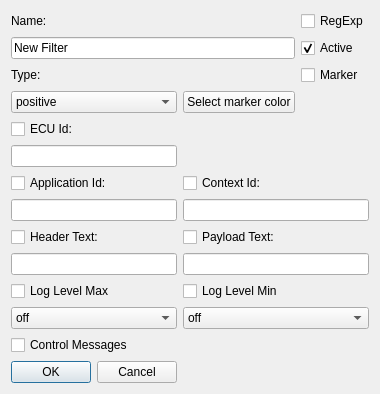
Before: the Qt Designer form src/filterdialog.ui in COVESA/dlt-viewer, drawn with Qt 5.
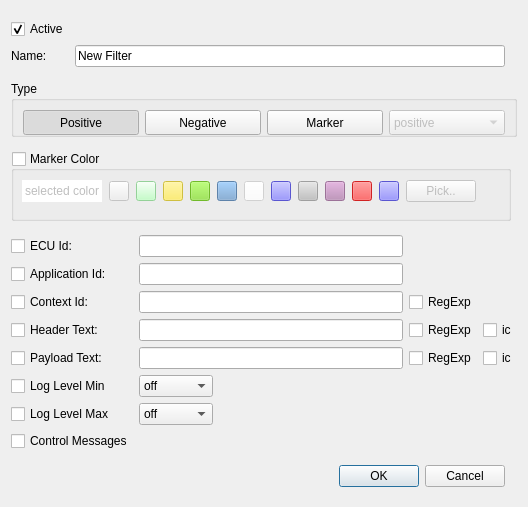
After: the same form once the commit is applied. Icons and pictures are not drawn.

Commit message: Filter (separate regex settings and ignorecase) and Filterdialog redesign replaced icons with open icon library, corrected tooltips

```diff
--- a/src/filterdialog.ui
+++ b/src/filterdialog.ui
@@ -6,8 +6,8 @@
    <rect>
     <x>0</x>
     <y>0</y>
-    <width>345</width>
-    <height>357</height>
+    <width>524</width>
+    <height>507</height>
    </rect>
   </property>
   <property name="windowTitle">
@@ -18,241 +18,7 @@
     <normaloff>:/toolbar/png/edit-cut.png</normaloff>:/toolbar/png/edit-cut.png</iconset>
   </property>
   <layout class="QGridLayout" name="gridLayout">
-   <item row="1" column="2">
-    <widget class="QCheckBox" name="checkBoxActive">
-     <property name="text">
-      <string>Active</string>
-     </property>
-     <property name="checked">
-      <bool>true</bool>
-     </property>
-    </widget>
-   </item>
-   <item row="12" column="1" colspan="2">
-    <widget class="QLineEdit" name="lineEditPayloadText"/>
-   </item>
-   <item row="11" column="1">
-    <widget class="QCheckBox" name="checkBoxPayloadText">
-     <property name="text">
-      <string>Payload Text:</string>
-     </property>
-    </widget>
-   </item>
-   <item row="1" column="0" colspan="2">
-    <widget class="QLineEdit" name="lineEditName">
-     <property name="text">
-      <string>New Filter</string>
-     </property>
-    </widget>
-   </item>
-   <item row="15" column="1">
-    <widget class="QCheckBox" name="checkBoxLogLevelMin">
-     <property name="text">
-      <string>Log Level Min</string>
-     </property>
-    </widget>
-   </item>
-   <item row="3" column="1">
-    <widget class="QPushButton" name="buttonSelectColor">
-     <property name="text">
-      <string>Select marker color</string>
-     </property>
-    </widget>
-   </item>
-   <item row="3" column="2">
-    <widget class="QLabel" name="labelSelectedColor">
-     <property name="autoFillBackground">
-      <bool>true</bool>
-     </property>
-     <property name="text">
-      <string/>
-     </property>
-    </widget>
-   </item>
-   <item row="16" column="1" colspan="2">
-    <widget class="QComboBox" name="comboBoxLogLevelMin">
-     <item>
-      <property name="text">
-       <string>off</string>
-      </property>
-     </item>
-     <item>
-      <property name="text">
-       <string>fatal</string>
-      </property>
-     </item>
-     <item>
-      <property name="text">
-       <string>error</string>
-      </property>
-     </item>
-     <item>
-      <property name="text">
-       <string>warn</string>
-      </property>
-     </item>
-     <item>
-      <property name="text">
-       <string>info</string>
-      </property>
-     </item>
-     <item>
-      <property name="text">
-       <string>debug</string>
-      </property>
-     </item>
-     <item>
-      <property name="text">
-       <string>verbose</string>
-      </property>
-     </item>
-    </widget>
-   </item>
-   <item row="20" column="0">
-    <widget class="QCheckBox" name="checkBoxCtrlMsgs">
-     <property name="text">
-      <string>Control Messages</string>
-     </property>
-    </widget>
-   </item>
-   <item row="8" column="0">
-    <widget class="QLineEdit" name="lineEditApplicationId">
-     <property name="maxLength">
-      <number>4</number>
-     </property>
-    </widget>
-   </item>
-   <item row="7" column="0">
-    <widget class="QCheckBox" name="checkBoxApplicationId">
-     <property name="text">
-      <string>Application Id:</string>
-     </property>
-    </widget>
-   </item>
-   <item row="8" column="1" colspan="2">
-    <widget class="QLineEdit" name="lineEditContextId">
-     <property name="maxLength">
-      <number>4</number>
-     </property>
-    </widget>
-   </item>
-   <item row="3" column="0">
-    <widget class="QComboBox" name="comboBoxType">
-     <item>
-      <property name="text">
-       <string>positive</string>
-      </property>
-     </item>
-     <item>
-      <property name="text">
-       <string>negative</string>
-      </property>
-     </item>
-     <item>
-      <property name="text">
-       <string>marker</string>
-      </property>
-     </item>
-    </widget>
-   </item>
-   <item row="11" column="0">
-    <widget class="QCheckBox" name="checkBoxHeaderText">
-     <property name="text">
-      <string>Header Text:</string>
-     </property>
-    </widget>
-   </item>
-   <item row="7" column="1">
-    <widget class="QCheckBox" name="checkBoxContextId">
-     <property name="text">
-      <string>Context Id:</string>
-     </property>
-    </widget>
-   </item>
-   <item row="12" column="0">
-    <widget class="QLineEdit" name="lineEditHeaderText"/>
-   </item>
-   <item row="0" column="0">
-    <widget class="QLabel" name="label_3">
-     <property name="text">
-      <string>Name:</string>
-     </property>
-    </widget>
-   </item>
-   <item row="6" column="0">
-    <widget class="QLineEdit" name="lineEditEcuId"/>
-   </item>
-   <item row="15" column="0">
-    <widget class="QCheckBox" name="checkBoxLogLevelMax">
-     <property name="text">
-      <string>Log Level Max</string>
-     </property>
-    </widget>
-   </item>
-   <item row="2" column="0">
-    <widget class="QLabel" name="label_2">
-     <property name="text">
-      <string>Type:</string>
-     </property>
-    </widget>
-   </item>
-   <item row="5" column="0">
-    <widget class="QCheckBox" name="checkBoxEcuId">
-     <property name="text">
-      <string>ECU Id:</string>
-     </property>
-    </widget>
-   </item>
-   <item row="0" column="2">
-    <widget class="QCheckBox" name="checkBoxRegexp">
-     <property name="toolTip">
-      <string>Enable this option, to use regular expressions for header and payload text.</string>
-     </property>
-     <property name="text">
-      <string>RegExp</string>
-     </property>
-    </widget>
-   </item>
-   <item row="16" column="0">
-    <widget class="QComboBox" name="comboBoxLogLevelMax">
-     <item>
-      <property name="text">
-       <string>off</string>
-      </property>
-     </item>
-     <item>
-      <property name="text">
-       <string>fatal</string>
-      </property>
-     </item>
-     <item>
-      <property name="text">
-       <string>error</string>
-      </property>
-     </item>
-     <item>
-      <property name="text">
-       <string>warn</string>
-      </property>
-     </item>
-     <item>
-      <property name="text">
-       <string>info</string>
-      </property>
-     </item>
-     <item>
-      <property name="text">
-       <string>debug</string>
-      </property>
-     </item>
-     <item>
-      <property name="text">
-       <string>verbose</string>
-      </property>
-     </item>
-    </widget>
-   </item>
-   <item row="21" column="0">
+   <item row="26" column="0">
     <widget class="QDialogButtonBox" name="buttonBox">
      <property name="orientation">
       <enum>Qt::Horizontal</enum>
@@ -262,11 +28,827 @@
      </property>
     </widget>
    </item>
-   <item row="2" column="2">
-    <widget class="QCheckBox" name="checkBoxMarker">
-     <property name="text">
-      <string>Marker</string>
+   <item row="0" column="0">
+    <layout class="QGridLayout" name="gridLayout_2">
+     <item row="1" column="1">
+      <widget class="QLineEdit" name="lineEditName">
+       <property name="text">
+        <string>New Filter</string>
+       </property>
+      </widget>
+     </item>
+     <item row="1" column="0">
+      <widget class="QLabel" name="label_3">
+       <property name="text">
+        <string>Name:</string>
+       </property>
+      </widget>
+     </item>
+     <item row="0" column="0">
+      <widget class="QCheckBox" name="checkBoxActive">
+       <property name="text">
+        <string>Active</string>
+       </property>
+       <property name="checked">
+        <bool>true</bool>
+       </property>
+      </widget>
+     </item>
+    </layout>
+   </item>
+   <item row="3" column="0" colspan="3">
+    <widget class="QGroupBox" name="groupBox">
+     <property name="maximumSize">
+      <size>
+       <width>16777215</width>
+       <height>56</height>
+      </size>
      </property>
+     <property name="title">
+      <string>Type</string>
+     </property>
+     <layout class="QHBoxLayout" name="horizontalLayout">
+      <item>
+       <widget class="QPushButton" name="pushButton_Positive">
+        <property name="minimumSize">
+         <size>
+          <width>0</width>
+          <height>25</height>
+         </size>
+        </property>
+        <property name="text">
+         <string>Positive</string>
+        </property>
+        <property name="icon">
+         <iconset resource="resource.qrc">
+          <normaloff>:/icons/png/mark_g.png</normaloff>
+          <normalon>:/icons/png/mark.png</normalon>:/icons/png/mark_g.png</iconset>
+        </property>
+        <property name="iconSize">
+         <size>
+          <width>20</width>
+          <height>20</height>
+         </size>
+        </property>
+        <property name="checkable">
+         <bool>true</bool>
+        </property>
+        <property name="checked">
+         <bool>true</bool>
+        </property>
+        <property name="autoExclusive">
+         <bool>true</bool>
+        </property>
+        <property name="default">
+         <bool>false</bool>
+        </property>
+        <attribute name="buttonGroup">
+         <string notr="true">buttonGroup_filterType</string>
+        </attribute>
+       </widget>
+      </item>
+      <item>
+       <widget class="QPushButton" name="pushButton_Negative">
+        <property name="minimumSize">
+         <size>
+          <width>0</width>
+          <height>25</height>
+         </size>
+        </property>
+        <property name="text">
+         <string>Negative</string>
+        </property>
+        <property name="icon">
+         <iconset resource="resource.qrc">
+          <normaloff>:/icons/png/dialog-error-3_g.png</normaloff>
+          <normalon>:/icons/png/dialog-error-3.png</normalon>:/icons/png/dialog-error-3_g.png</iconset>
+        </property>
+        <property name="iconSize">
+         <size>
+          <width>20</width>
+          <height>20</height>
+         </size>
+        </property>
+        <property name="checkable">
+         <bool>true</bool>
+        </property>
+        <property name="autoExclusive">
+         <bool>true</bool>
+        </property>
+        <attribute name="buttonGroup">
+         <string notr="true">buttonGroup_filterType</string>
+        </attribute>
+       </widget>
+      </item>
+      <item>
+       <widget class="QPushButton" name="pushButton_Marker">
+        <property name="minimumSize">
+         <size>
+          <width>0</width>
+          <height>25</height>
+         </size>
+        </property>
+        <property name="text">
+         <string>Marker</string>
+        </property>
+        <property name="icon">
+         <iconset resource="resource.qrc">
+          <normaloff>:/icons/png/colorize-2_g.png</normaloff>
+          <normalon>:/icons/png/colorize-2.png</normalon>:/icons/png/colorize-2_g.png</iconset>
+        </property>
+        <property name="iconSize">
+         <size>
+          <width>20</width>
+          <height>20</height>
+         </size>
+        </property>
+        <property name="checkable">
+         <bool>true</bool>
+        </property>
+        <property name="autoExclusive">
+         <bool>true</bool>
+        </property>
+        <property name="flat">
+         <bool>false</bool>
+        </property>
+        <attribute name="buttonGroup">
+         <string notr="true">buttonGroup_filterType</string>
+        </attribute>
+       </widget>
+      </item>
+      <item>
+       <widget class="QComboBox" name="comboBoxType">
+        <property name="enabled">
+         <bool>false</bool>
+        </property>
+        <property name="minimumSize">
+         <size>
+          <width>0</width>
+          <height>25</height>
+         </size>
+        </property>
+        <item>
+         <property name="text">
+          <string>positive</string>
+         </property>
+        </item>
+        <item>
+         <property name="text">
+          <string>negative</string>
+         </property>
+        </item>
+        <item>
+         <property name="text">
+          <string>marker</string>
+         </property>
+        </item>
+       </widget>
+      </item>
+     </layout>
+    </widget>
+   </item>
+   <item row="7" column="0" colspan="3">
+    <layout class="QGridLayout" name="gridLayout_3">
+     <item row="3" column="1" colspan="2">
+      <widget class="QLineEdit" name="lineEditHeaderText"/>
+     </item>
+     <item row="4" column="1" colspan="2">
+      <widget class="QLineEdit" name="lineEditPayloadText"/>
+     </item>
+     <item row="2" column="3">
+      <widget class="QCheckBox" name="checkBoxRegexp_Context">
+       <property name="toolTip">
+        <string>Enable this option, to use regular expressions for ContextId  text.</string>
+       </property>
+       <property name="text">
+        <string>RegExp</string>
+       </property>
+      </widget>
+     </item>
+     <item row="2" column="1" colspan="2">
+      <widget class="QLineEdit" name="lineEditContextId">
+       <property name="maxLength">
+        <number>40</number>
+       </property>
+      </widget>
+     </item>
+     <item row="3" column="4">
+      <widget class="QCheckBox" name="checkBox_IgnoreCase_Header">
+       <property name="toolTip">
+        <string>Enable this option, to ignore case on header search expression</string>
+       </property>
+       <property name="statusTip">
+        <string/>
+       </property>
+       <property name="text">
+        <string>ic</string>
+       </property>
+      </widget>
+     </item>
+     <item row="7" column="0">
+      <widget class="QCheckBox" name="checkBoxCtrlMsgs">
+       <property name="text">
+        <string>Control Messages</string>
+       </property>
+      </widget>
+     </item>
+     <item row="2" column="0">
+      <widget class="QCheckBox" name="checkBoxContextId">
+       <property name="text">
+        <string>Context Id:</string>
+       </property>
+      </widget>
+     </item>
+     <item row="0" column="0">
+      <widget class="QCheckBox" name="checkBoxEcuId">
+       <property name="text">
+        <string>ECU Id:</string>
+       </property>
+      </widget>
+     </item>
+     <item row="1" column="0">
+      <widget class="QCheckBox" name="checkBoxApplicationId">
+       <property name="text">
+        <string>Application Id:</string>
+       </property>
+      </widget>
+     </item>
+     <item row="3" column="0">
+      <widget class="QCheckBox" name="checkBoxHeaderText">
+       <property name="text">
+        <string>Header Text:</string>
+       </property>
+      </widget>
+     </item>
+     <item row="6" column="1">
+      <widget class="QComboBox" name="comboBoxLogLevelMax">
+       <item>
+        <property name="text">
+         <string>off</string>
+        </property>
+       </item>
+       <item>
+        <property name="text">
+         <string>fatal</string>
+        </property>
+       </item>
+       <item>
+        <property name="text">
+         <string>error</string>
+        </property>
+       </item>
+       <item>
+        <property name="text">
+         <string>warn</string>
+        </property>
+       </item>
+       <item>
+        <property name="text">
+         <string>info</string>
+        </property>
+       </item>
+       <item>
+        <property name="text">
+         <string>debug</string>
+        </property>
+       </item>
+       <item>
+        <property name="text">
+         <string>verbose</string>
+        </property>
+       </item>
+      </widget>
+     </item>
+     <item row="6" column="0">
+      <widget class="QCheckBox" name="checkBoxLogLevelMax">
+       <property name="text">
+        <string>Log Level Max</string>
+       </property>
+      </widget>
+     </item>
+     <item row="5" column="0">
+      <widget class="QCheckBox" name="checkBoxLogLevelMin">
+       <property name="text">
+        <string>Log Level Min</string>
+       </property>
+      </widget>
+     </item>
+     <item row="4" column="0">
+      <widget class="QCheckBox" name="checkBoxPayloadText">
+       <property name="text">
+        <string>Payload Text:</string>
+       </property>
+      </widget>
+     </item>
+     <item row="0" column="1" colspan="2">
+      <widget class="QLineEdit" name="lineEditEcuId"/>
+     </item>
+     <item row="4" column="4">
+      <widget class="QCheckBox" name="checkBox_IgnoreCase_Payload">
+       <property name="toolTip">
+        <string>Enable this option, to ignore case on payload search expression</string>
+       </property>
+       <property name="statusTip">
+        <string/>
+       </property>
+       <property name="text">
+        <string>ic</string>
+       </property>
+      </widget>
+     </item>
+     <item row="3" column="3">
+      <widget class="QCheckBox" name="checkBoxRegexp_Header">
+       <property name="toolTip">
+        <string>Enable this option, to use regular expressions for header  text.</string>
+       </property>
+       <property name="text">
+        <string>RegExp</string>
+       </property>
+      </widget>
+     </item>
+     <item row="4" column="3">
+      <widget class="QCheckBox" name="checkBoxRegexp_Payload">
+       <property name="toolTip">
+        <string>Enable this option, to use regular expressions for payload text.</string>
+       </property>
+       <property name="text">
+        <string>RegExp</string>
+       </property>
+      </widget>
+     </item>
+     <item row="1" column="1" colspan="2">
+      <widget class="QLineEdit" name="lineEditApplicationId">
+       <property name="maxLength">
+        <number>4</number>
+       </property>
+      </widget>
+     </item>
+     <item row="5" column="1">
+      <widget class="QComboBox" name="comboBoxLogLevelMin">
+       <item>
+        <property name="text">
+         <string>off</string>
+        </property>
+       </item>
+       <item>
+        <property name="text">
+         <string>fatal</string>
+        </property>
+       </item>
+       <item>
+        <property name="text">
+         <string>error</string>
+        </property>
+       </item>
+       <item>
+        <property name="text">
+         <string>warn</string>
+        </property>
+       </item>
+       <item>
+        <property name="text">
+         <string>info</string>
+        </property>
+       </item>
+       <item>
+        <property name="text">
+         <string>debug</string>
+        </property>
+       </item>
+       <item>
+        <property name="text">
+         <string>verbose</string>
+        </property>
+       </item>
+      </widget>
+     </item>
+     <item row="5" column="2">
+      <spacer name="horizontalSpacer">
+       <property name="orientation">
+        <enum>Qt::Horizontal</enum>
+       </property>
+       <property name="sizeHint" stdset="0">
+        <size>
+         <width>40</width>
+         <height>20</height>
+        </size>
+       </property>
+      </spacer>
+     </item>
+    </layout>
+   </item>
+   <item row="6" column="0" colspan="2">
+    <widget class="QGroupBox" name="groupBox_marker">
+     <property name="minimumSize">
+      <size>
+       <width>500</width>
+       <height>70</height>
+      </size>
+     </property>
+     <property name="maximumSize">
+      <size>
+       <width>16777215</width>
+       <height>70</height>
+      </size>
+     </property>
+     <property name="title">
+      <string>Marker Color</string>
+     </property>
+     <property name="checkable">
+      <bool>true</bool>
+     </property>
+     <property name="checked">
+      <bool>false</bool>
+     </property>
+     <widget class="QWidget" name="gridLayoutWidget_2">
+      <property name="geometry">
+       <rect>
+        <x>10</x>
+        <y>20</y>
+        <width>461</width>
+        <height>41</height>
+       </rect>
+      </property>
+      <layout class="QGridLayout" name="gridLayout_colors">
+       <item row="0" column="1">
+        <widget class="QPushButton" name="pushButton_c0">
+         <property name="minimumSize">
+          <size>
+           <width>15</width>
+           <height>15</height>
+          </size>
+         </property>
+         <property name="maximumSize">
+          <size>
+           <width>20</width>
+           <height>20</height>
+          </size>
+         </property>
+         <property name="styleSheet">
+          <string notr="true"/>
+         </property>
+         <property name="text">
+          <string/>
+         </property>
+         <property name="flat">
+          <bool>false</bool>
+         </property>
+        </widget>
+       </item>
+       <item row="0" column="2">
+        <widget class="QPushButton" name="pushButton_c1">
+         <property name="minimumSize">
+          <size>
+           <width>15</width>
+           <height>15</height>
+          </size>
+         </property>
+         <property name="maximumSize">
+          <size>
+           <width>20</width>
+           <height>20</height>
+          </size>
+         </property>
+         <property name="styleSheet">
+          <string notr="true">background-color: rgb(180, 255, 185);</string>
+         </property>
+         <property name="text">
+          <string/>
+         </property>
+         <property name="flat">
+          <bool>false</bool>
+         </property>
+        </widget>
+       </item>
+       <item row="0" column="3">
+        <widget class="QPushButton" name="pushButton_c2">
+         <property name="minimumSize">
+          <size>
+           <width>15</width>
+           <height>15</height>
+          </size>
+         </property>
+         <property name="maximumSize">
+          <size>
+           <width>20</width>
+           <height>20</height>
+          </size>
+         </property>
+         <property name="styleSheet">
+          <string notr="true">background-color: rgb(252, 233, 79);
+</string>
+         </property>
+         <property name="text">
+          <string/>
+         </property>
+         <property name="flat">
+          <bool>false</bool>
+         </property>
+        </widget>
+       </item>
+       <item row="0" column="4">
+        <widget class="QPushButton" name="pushButton_c3">
+         <property name="minimumSize">
+          <size>
+           <width>15</width>
+           <height>15</height>
+          </size>
+         </property>
+         <property name="maximumSize">
+          <size>
+           <width>20</width>
+           <height>20</height>
+          </size>
+         </property>
+         <property name="styleSheet">
+          <string notr="true">background-color: rgb(138, 226, 52);</string>
+         </property>
+         <property name="text">
+          <string/>
+         </property>
+         <property name="flat">
+          <bool>false</bool>
+         </property>
+        </widget>
+       </item>
+       <item row="0" column="5">
+        <widget class="QPushButton" name="pushButton_c4">
+         <property name="minimumSize">
+          <size>
+           <width>15</width>
+           <height>15</height>
+          </size>
+         </property>
+         <property name="maximumSize">
+          <size>
+           <width>20</width>
+           <height>20</height>
+          </size>
+         </property>
+         <property name="styleSheet">
+          <string notr="true">background-color: rgb(114, 159, 207);</string>
+         </property>
+         <property name="text">
+          <string/>
+         </property>
+         <property name="flat">
+          <bool>false</bool>
+         </property>
+        </widget>
+       </item>
+       <item row="0" column="6">
+        <widget class="QPushButton" name="pushButton_c5">
+         <property name="minimumSize">
+          <size>
+           <width>15</width>
+           <height>15</height>
+          </size>
+         </property>
+         <property name="maximumSize">
+          <size>
+           <width>20</width>
+           <height>20</height>
+          </size>
+         </property>
+         <property name="styleSheet">
+          <string notr="true">background-color: rgb(255, 255, 255);</string>
+         </property>
+         <property name="text">
+          <string/>
+         </property>
+         <property name="flat">
+          <bool>false</bool>
+         </property>
+        </widget>
+       </item>
+       <item row="0" column="7">
+        <widget class="QPushButton" name="pushButton_c6">
+         <property name="minimumSize">
+          <size>
+           <width>15</width>
+           <height>15</height>
+          </size>
+         </property>
+         <property name="maximumSize">
+          <size>
+           <width>20</width>
+           <height>20</height>
+          </size>
+         </property>
+         <property name="styleSheet">
+          <string notr="true">background-color: rgb(110, 105, 255);</string>
+         </property>
+         <property name="text">
+          <string/>
+         </property>
+         <property name="flat">
+          <bool>false</bool>
+         </property>
+        </widget>
+       </item>
+       <item row="0" column="8">
+        <widget class="QPushButton" name="pushButton_c7">
+         <property name="minimumSize">
+          <size>
+           <width>15</width>
+           <height>15</height>
+          </size>
+         </property>
+         <property name="maximumSize">
+          <size>
+           <width>20</width>
+           <height>20</height>
+          </size>
+         </property>
+         <property name="styleSheet">
+          <string notr="true">background-color: rgb(194, 194, 194);</string>
+         </property>
+         <property name="text">
+          <string/>
+         </property>
+         <property name="flat">
+          <bool>false</bool>
+         </property>
+        </widget>
+       </item>
+       <item row="0" column="9">
+        <widget class="QPushButton" name="pushButton_c8">
+         <property name="minimumSize">
+          <size>
+           <width>15</width>
+           <height>15</height>
+          </size>
+         </property>
+         <property name="maximumSize">
+          <size>
+           <width>20</width>
+           <height>20</height>
+          </size>
+         </property>
+         <property name="styleSheet">
+          <string notr="true">background-color: rgb(190, 139, 185);</string>
+         </property>
+         <property name="text">
+          <string/>
+         </property>
+         <property name="flat">
+          <bool>false</bool>
+         </property>
+        </widget>
+       </item>
+       <item row="0" column="10">
+        <widget class="QPushButton" name="pushButton_c9">
+         <property name="minimumSize">
+          <size>
+           <width>15</width>
+           <height>15</height>
+          </size>
+         </property>
+         <property name="maximumSize">
+          <size>
+           <width>20</width>
+           <height>20</height>
+          </size>
+         </property>
+         <property name="styleSheet">
+          <string notr="true">background-color: rgb(255, 43, 43);</string>
+         </property>
+         <property name="text">
+          <string/>
+         </property>
+         <property name="flat">
+          <bool>false</bool>
+         </property>
+        </widget>
+       </item>
+       <item row="0" column="11">
+        <widget class="QPushButton" name="pushButton_c10">
+         <property name="minimumSize">
+          <size>
+           <width>15</width>
+           <height>15</height>
+          </size>
+         </property>
+         <property name="maximumSize">
+          <size>
+           <width>20</width>
+           <height>20</height>
+          </size>
+         </property>
+         <property name="styleSheet">
+          <string notr="true">background-color: rgb(110, 105, 255);</string>
+         </property>
+         <property name="text">
+          <string/>
+         </property>
+         <property name="flat">
+          <bool>false</bool>
+         </property>
+        </widget>
+       </item>
+       <item row="0" column="12">
+        <widget class="QPushButton" name="buttonSelectColor">
+         <property name="maximumSize">
+          <size>
+           <width>70</width>
+           <height>16777215</height>
+          </size>
+         </property>
+         <property name="text">
+          <string>Pick..</string>
+         </property>
+         <property name="icon">
+          <iconset resource="resource.qrc">
+           <normaloff>:/icons/png/colorize-2.png</normaloff>
+           <normalon>:/icons/png/colorize-2.png</normalon>:/icons/png/colorize-2.png</iconset>
+         </property>
+        </widget>
+       </item>
+       <item row="0" column="0">
+        <widget class="QLabel" name="labelSelectedColor">
+         <property name="maximumSize">
+          <size>
+           <width>80</width>
+           <height>16777215</height>
+          </size>
+         </property>
+         <property name="palette">
+          <palette>
+           <active>
+            <colorrole role="Base">
+             <brush brushstyle="SolidPattern">
+              <color alpha="255">
+               <red>255</red>
+               <green>255</green>
+               <blue>255</blue>
+              </color>
+             </brush>
+            </colorrole>
+            <colorrole role="Window">
+             <brush brushstyle="SolidPattern">
+              <color alpha="255">
+               <red>255</red>
+               <green>255</green>
+               <blue>255</blue>
+              </color>
+             </brush>
+            </colorrole>
+           </active>
+           <inactive>
+            <colorrole role="Base">
+             <brush brushstyle="SolidPattern">
+              <color alpha="255">
+               <red>255</red>
+               <green>255</green>
+               <blue>255</blue>
+              </color>
+             </brush>
+            </colorrole>
+            <colorrole role="Window">
+             <brush brushstyle="SolidPattern">
+              <color alpha="255">
+               <red>255</red>
+               <green>255</green>
+               <blue>255</blue>
+              </color>
+             </brush>
+            </colorrole>
+           </inactive>
+           <disabled>
+            <colorrole role="Base">
+             <brush brushstyle="SolidPattern">
+              <color alpha="255">
+               <red>255</red>
+               <green>255</green>
+               <blue>255</blue>
+              </color>
+             </brush>
+            </colorrole>
+            <colorrole role="Window">
+             <brush brushstyle="SolidPattern">
+              <color alpha="255">
+               <red>255</red>
+               <green>255</green>
+               <blue>255</blue>
+              </color>
+             </brush>
+            </colorrole>
+           </disabled>
+          </palette>
+         </property>
+         <property name="autoFillBackground">
+          <bool>true</bool>
+         </property>
+         <property name="text">
+          <string>selected color</string>
+         </property>
+         <property name="alignment">
+          <set>Qt::AlignCenter</set>
+         </property>
+        </widget>
+       </item>
+      </layout>
+     </widget>
     </widget>
    </item>
   </layout>
```
Left out of the diff: 3 changed lines with no effect on the pictures. The commit also changes 12 other files.
